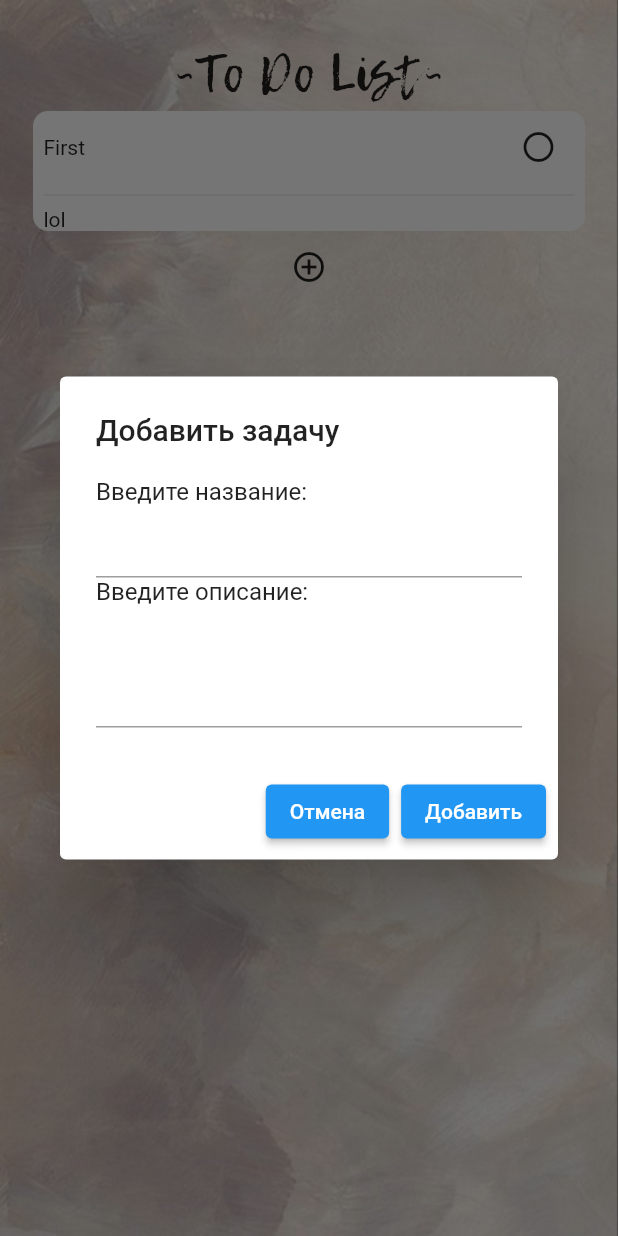
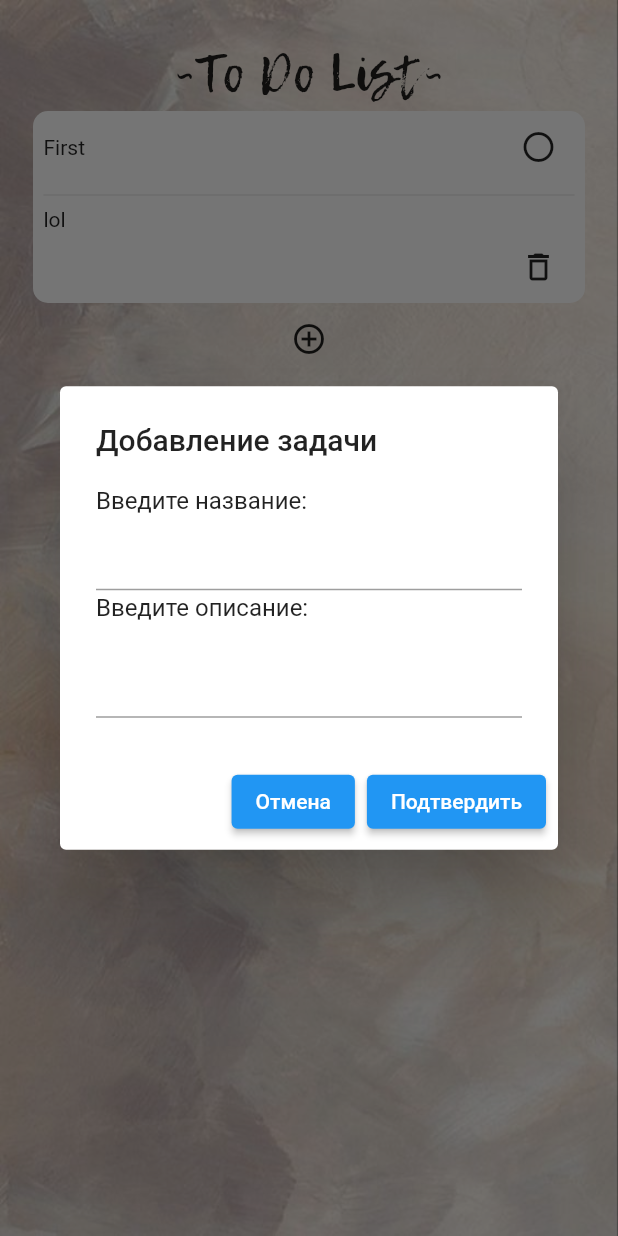
Before and after one commit to Stuzja/todo_list, a Flutter app: the screen it shows after launch, after a tap on the "add circle outline" icon, on a phone screen of 412 x 824 dp. Run offline on Flutter 3.47's test engine with Material 2 defaults, Android fonts, the light colour scheme and no system bars.

Commit message:
Осуществлено диалоговое окно удаления (без дизайна) и удаление, но оно обновлется не вовремя

```diff
--- a/lib/widgets/list_notes.dart
+++ b/lib/widgets/list_notes.dart
@@ -1,5 +1,5 @@
 import 'note.dart';
 
 List<Note> ListNotes = [
-  Note(title: "First", text: "lol", completed: false)
+  Note(title: "First", text: "lol", completed: false, id: 1)
 ];
--- a/lib/widgets/note.dart
+++ b/lib/widgets/note.dart
@@ -1,15 +1,19 @@
 import 'package:flutter/material.dart';
+
+import 'list_notes.dart';
 
 class Note extends StatefulWidget {
   String title;
   String text;
   bool completed;
+  int id;
 
   Note(
       {Key? key,
       required this.title,
       required this.text,
-      required this.completed})
+      required this.completed,
+      required this.id})
       : super(key: key);
 
   @override
@@ -17,15 +21,13 @@ class Note extends StatefulWidget {
 }
 
 class NoteState extends State<Note> {
-
   @override
   Widget build(BuildContext context) {
     return Container(
         padding: const EdgeInsets.symmetric(horizontal: 7),
         decoration: BoxDecoration(
             borderRadius: BorderRadius.circular(10), color: Colors.white),
-        child:
-        Column(crossAxisAlignment: CrossAxisAlignment.start, children: [
+        child: Column(crossAxisAlignment: CrossAxisAlignment.start, children: [
           Row(
             children: [
               Text(widget.title),
@@ -43,6 +45,44 @@ class NoteState extends State<Note> {
           ),
           const Divider(),
           Text(widget.text),
+          Align(
+              alignment: Alignment.bottomRight,
+              child: IconButton(
+                  onPressed: () {
+                    _displayDeleteDialog(context, widget.id);
+                    setState(() {});
+                  },
+                  icon: const Icon(Icons.delete_outline_outlined)))
         ]));
   }
+
+  Future<void> _displayDeleteDialog(BuildContext context, int id) async {
+    return showDialog(
+        context: context,
+        builder: (context) {
+          return AlertDialog(
+            title: const Text('Удаление задачи'),
+            content: const Text("Вы действительно хотите удалить эту задачу?"),
+            actions: <Widget>[
+              ElevatedButton(
+                child: const Text('Отмена'),
+                onPressed: () {
+                  setState(() {
+                    Navigator.pop(context);
+                  });
+                },
+              ),
+              ElevatedButton(
+                child: const Text('Подтвердить'),
+                onPressed: () {
+                  setState(() {
+                    ListNotes.removeWhere((item) => item.id == id);
+                    Navigator.pop(context);
+                  });
+                },
+              ),
+            ],
+          );
+        });
+  }
 }
--- a/lib/widgets/notes_widget.dart
+++ b/lib/widgets/notes_widget.dart
@@ -12,17 +12,17 @@ class NotesWidget extends StatefulWidget {
 }
 
 class NotesWidgetState extends State<NotesWidget> {
-  Future<void> _displayAddNoteDialog(BuildContext contex) async {
+  Future<void> _displayAddNoteDialog(BuildContext context) async {
     String title = "";
     String text = "";
     return showDialog(
         context: context,
         builder: (context) {
           return AlertDialog(
-            title: const Text('Добавить задачу'),
+            title: const Text('Добавление задачи'),
             content: SingleChildScrollView(
-                child: Wrap(children: [
-              Text("Введите название:"),
+                child: Wrap(runSpacing: 2, children: [
+              const Text("Введите название:"),
               TextFormField(
                 onChanged: (value) {
                   setState(() {
@@ -30,9 +30,9 @@ class NotesWidgetState extends State<NotesWidget> {
                   });
                 },
               ),
-              Text("Введите описание:"),
+              const Text("Введите описание:"),
               TextFormField(
-                maxLines: 3,
+                maxLines: 2,
                 onChanged: (value) {
                   setState(() {
                     text = value;
@@ -42,7 +42,7 @@ class NotesWidgetState extends State<NotesWidget> {
             ])),
             actions: <Widget>[
               ElevatedButton(
-                child: Text('Отмена'),
+                child: const Text('Отмена'),
                 onPressed: () {
                   setState(() {
                     Navigator.pop(context);
@@ -50,12 +50,12 @@ class NotesWidgetState extends State<NotesWidget> {
                 },
               ),
               ElevatedButton(
-                child: Text('Добавить'),
+                child: const Text('Подтвердить'),
                 onPressed: () {
                   setState(() {
                     Navigator.pop(context);
                     widget.notes
-                        .add(Note(title: title, text: text, completed: false));
+                        .add(Note(title: title, text: text, completed: false, id: ListNotes.length+1));
                   });
                 },
               ),
@@ -91,7 +91,8 @@ class NotesWidgetState extends State<NotesWidget> {
                           Note(
                               title: note.title,
                               text: note.text,
-                              completed: note.completed),
+                              completed: note.completed,
+                              id: note.id),
                       ],
                     ),
                     IconButton(
```
